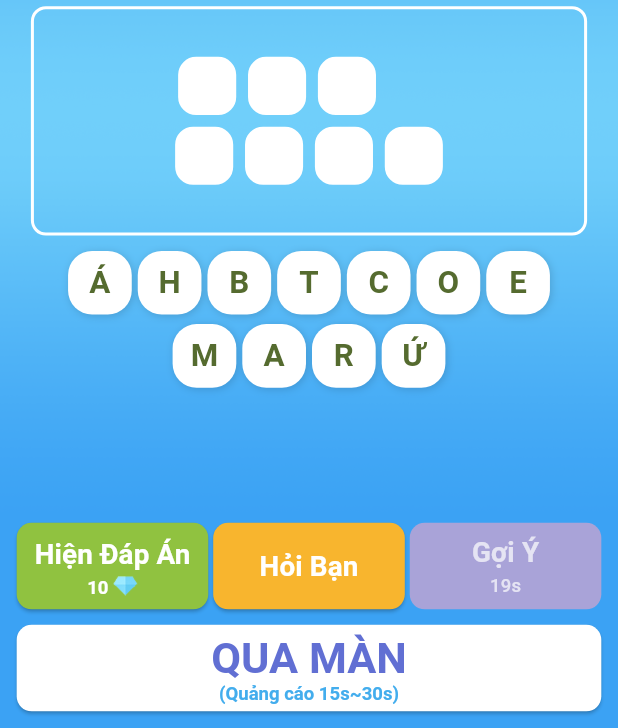
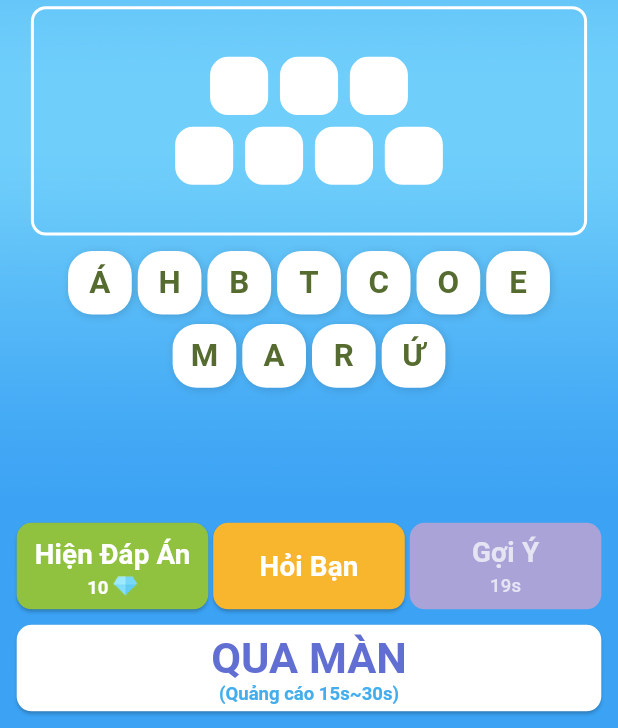
Before and after one commit to moonraise-2025/Catch-the-word, a Flutter app: the screen it shows after launch, after a tap on "Chơi ngay", on a phone screen of 412 x 824 dp, the part 508-1236 px from its top. Run offline on Flutter 3.47's test engine with Material 3 defaults, Android fonts, the phone set to English and light mode, and no system bars; our stand-ins replace audioplayers, google_mobile_ads, just_audio, share_plus, shared_preferences; network calls fail.

Commit message:
sua can giua o dap an

```diff
--- a/lib/GameScreen.dart
+++ b/lib/GameScreen.dart
@@ -1,6 +1,7 @@
 
 import 'package:flutter/material.dart';
 import 'package:flutter/rendering.dart';
+import 'package:google_mobile_ads/google_mobile_ads.dart';
 import 'dart:math';
 import 'PopupAnswerCorrect.dart';
 import 'PopupWatchVideo.dart';
@@ -76,6 +77,9 @@ class _GameScreenState extends State<GameScreen> with TickerProviderStateMixin {
   final GlobalKey previewContainerKey = GlobalKey();
   // int dummyState = 0; // Biến này không được sử dụng
 
+  RewardedAd? _rewardedAd;
+  bool _isRewardedAdReady = false;
+
   void _preloadNextImage(int questionIndex) {
     if (questionIndex < questions.length) {
       final nextQuestion = questions[questionIndex];
@@ -138,6 +142,7 @@ class _GameScreenState extends State<GameScreen> with TickerProviderStateMixin {
     _initAnimations();
     checkAndResetDailyProgress();
     _loadDiamonds();
+    _loadRewardedAd(); // <-- Thêm dòng này
   }
 
   Future<void> _loadAllDataAndInitGame() async {
@@ -685,6 +690,47 @@ class _GameScreenState extends State<GameScreen> with TickerProviderStateMixin {
   Future<void> _saveDiamonds() async {
     final prefs = await SharedPreferences.getInstance();
     await prefs.setInt('diamonds', diamonds);
+  }
+
+  void _loadRewardedAd() {
+    RewardedAd.load(
+      adUnitId: 'ca-app-pub-3940256099942544/1712485313', // ID test, thay bằng ID thật khi release
+      request: const AdRequest(),
+      rewardedAdLoadCallback: RewardedAdLoadCallback(
+        onAdLoaded: (ad) {
+          setState(() {
+            _rewardedAd = ad;
+            _isRewardedAdReady = true;
+          });
+        },
+        onAdFailedToLoad: (error) {
+          setState(() {
+            _isRewardedAdReady = false;
+          });
+          // Bạn có thể log lỗi nếu muốn
+        },
+      ),
+    );
+  }
+
+  void _showRewardedAd() {
+    if (_isRewardedAdReady && _rewardedAd != null) {
+      _rewardedAd!.show(
+        onUserEarnedReward: (ad, reward) {
+          _goToNextQuestion();
+        },
+      );
+      setState(() {
+        _rewardedAd = null;
+        _isRewardedAdReady = false;
+      });
+      _loadRewardedAd(); // Load lại cho lần sau
+    } else {
+      // Có thể hiện thông báo: "Quảng cáo chưa sẵn sàng, vui lòng thử lại sau!"
+      ScaffoldMessenger.of(context).showSnackBar(
+        const SnackBar(content: Text('Quảng cáo chưa sẵn sàng, vui lòng thử lại sau!')),
+      );
+    }
   }
 
   @override
@@ -985,13 +1031,15 @@ class _GameScreenState extends State<GameScreen> with TickerProviderStateMixin {
                                   borderRadius: BorderRadius.circular(10),
                                 ),
                                 height: adjustedSize * 3.95,
-                                child: Column(
-                                  mainAxisAlignment: MainAxisAlignment.center,
-                                  crossAxisAlignment: CrossAxisAlignment.center,
-                                  children: _buildAnswerRows(
+                                child: Center(
+                                  child: Column(
+                                    mainAxisSize: MainAxisSize.min,
+                                    children: _buildAnswerRows(
                                       answerSlots,
                                       questions[currentQuestion].answer,
-                                      adjustedSize),
+                                      adjustedSize,
+                                    ),
+                                  ),
                                 ),
                               ),
                               SizedBox(height: screenHeight * 0.01),
@@ -1227,9 +1275,7 @@ class _GameScreenState extends State<GameScreen> with TickerProviderStateMixin {
                                     onTapUp: (_) {},
                                     onTapCancel: () => setState(() => _isPressedMap['pass_level_button'] = false),
                                     child: ElevatedButton(
-                                      onPressed: () {
-                                        // TODO: Implement "QUA MÀN" functionality (e.g., show video ad)
-                                      },
+                                      onPressed: _showRewardedAd,
                                       style: ElevatedButton.styleFrom(
                                         backgroundColor: Colors.white,
                                         padding: EdgeInsets.zero,
@@ -1354,25 +1400,16 @@ class _GameScreenState extends State<GameScreen> with TickerProviderStateMixin {
     final words = answer.split(' ');
     const int maxCharsPerRow = 7;
 
-    // Nếu chỉ có đúng 2 từ, luôn hiển thị mỗi từ trên 1 dòng, căn giữa 2 dòng với nhau
+    // Nếu chỉ có đúng 2 từ, luôn hiển thị mỗi từ trên 1 dòng, căn giữa từng dòng
     if (words.length == 2) {
       int maxLen = words[0].length > words[1].length ? words[0].length : words[1].length;
       for (int i = 0; i < 2; i++) {
-        int rowLen = words[i].length;
-        int leadingSpaces = ((maxLen - rowLen) / 2).floor();
-        int trailingSpaces = maxLen - rowLen - leadingSpaces;
         List<Widget> row = [];
-        for (int j = 0; j < leadingSpaces; j++) {
-          row.add(SizedBox(width: size + size * 0.1));
-        }
         for (int j = 0; j < words[i].length; j++) {
           row.add(_buildAnswerBox(slotIdx++, slots, size));
           if (j < words[i].length - 1) {
             row.add(SizedBox(width: size * 0.1));
           }
-        }
-        for (int j = 0; j < trailingSpaces; j++) {
-          row.add(SizedBox(width: size + size * 0.1));
         }
         rows.add(Row(
           mainAxisAlignment: MainAxisAlignment.center,
@@ -1385,13 +1422,13 @@ class _GameScreenState extends State<GameScreen> with TickerProviderStateMixin {
       return rows;
     }
 
-    // Trường hợp còn lại: gom nhiều từ liên tiếp trên 1 dòng nếu tổng ký tự + số khoảng trống giữa các từ <= 7
+    // Gom nhóm các từ thành từng hàng
     List<List<String>> groupedWords = [];
     List<String> currentGroup = [];
     int currentLen = 0;
     for (int i = 0; i < words.length; i++) {
       int wordLen = words[i].length;
-      int spaceNeeded = currentGroup.isEmpty ? 0 : 1; // Nếu đã có từ thì cần thêm 1 khoảng trống
+      int spaceNeeded = currentGroup.isEmpty ? 0 : 1;
       if (currentLen + spaceNeeded + wordLen <= maxCharsPerRow) {
         currentGroup.add(words[i]);
         currentLen += spaceNeeded + wordLen;
@@ -1405,45 +1442,34 @@ class _GameScreenState extends State<GameScreen> with TickerProviderStateMixin {
 
     // Tìm số lượng ô lớn nhất trên 1 dòng để căn giữa các dòng còn lại
     int maxRowLen = 0;
-    List<int> rowLens = [];
     for (var group in groupedWords) {
       int len = group.fold(0, (prev, w) => prev + w.length) + (group.length - 1);
-      rowLens.add(len);
       if (len > maxRowLen) maxRowLen = len;
     }
+    double maxRowWidth = maxRowLen * size + (maxRowLen - 1) * size * 0.1;
 
     // Render từng dòng
     for (int groupIdx = 0; groupIdx < groupedWords.length; groupIdx++) {
       var group = groupedWords[groupIdx];
       int rowLen = group.fold(0, (prev, w) => prev + w.length) + (group.length - 1);
-      int leadingSpaces = ((maxRowLen - rowLen) / 2).floor();
-      int trailingSpaces = maxRowLen - rowLen - leadingSpaces;
       List<Widget> row = [];
-      // Thêm khoảng trống đầu dòng để căn giữa
-      for (int i = 0; i < leadingSpaces; i++) {
-        row.add(SizedBox(width: size));
-      }
-      // Thêm các ô chữ và khoảng trống giữa các từ
       for (int i = 0; i < group.length; i++) {
         for (int j = 0; j < group[i].length; j++) {
           row.add(_buildAnswerBox(slotIdx++, slots, size));
           if (j < group[i].length - 1) {
-            row.add(SizedBox(width: size * 0.1)); // Khoảng cách giữa các ký tự trong cùng 1 từ
+            row.add(SizedBox(width: size * 0.1));
           }
         }
         if (i < group.length - 1) {
-          row.add(SizedBox(width: size * 1.25)); // Khoảng trống giữa các từ
+          row.add(SizedBox(width: size * 1.25));
         }
       }
-      // Thêm khoảng trống cuối dòng để căn g8iữa
-      for (int i = 0; i < trailingSpaces; i++) {
-        row.add(SizedBox(width: size));
-      }
-      rows.add(Row(
-        mainAxisAlignment: MainAxisAlignment.center,
-        children: row,
-      ));
-      // Thêm khoảng cách giữa các dòng (trừ dòng cuối)
+      rows.add(
+        Row(
+          mainAxisAlignment: MainAxisAlignment.center,
+          children: row,
+        ),
+      );
       if (groupIdx < groupedWords.length - 1) {
         rows.add(SizedBox(height: size * 0.1));
       }
--- a/lib/main.dart
+++ b/lib/main.dart
@@ -1,4 +1,5 @@
 import 'package:flutter/material.dart';
+import 'package:google_mobile_ads/google_mobile_ads.dart';
 import 'StartScreen.dart';
 import 'audio_manager.dart';
 
--- a/pubspec.yaml
+++ b/pubspec.yaml
@@ -40,6 +40,7 @@ dependencies:
   just_audio: ^0.9.36
   flutter_launcher_icons: ^0.14.4
   audio_session: ^0.1.25
+  google_mobile_ads: ^5.0.0
 
 
   # The following adds the Cupertino Icons font to your application.
```
Also changed, not shown: pubspec.lock, 4 other files.
